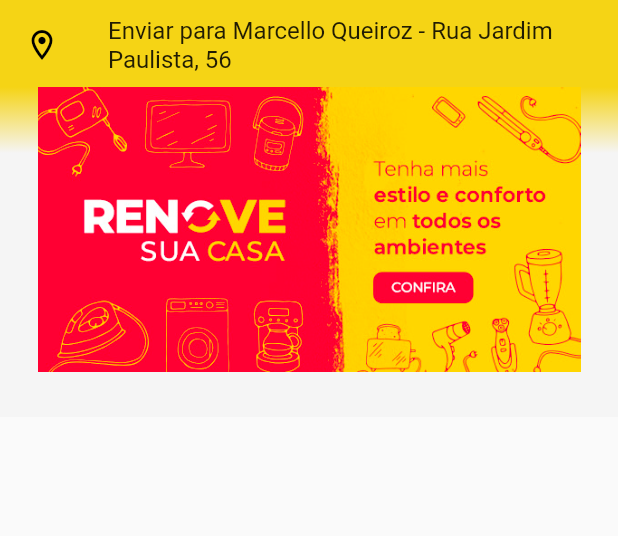
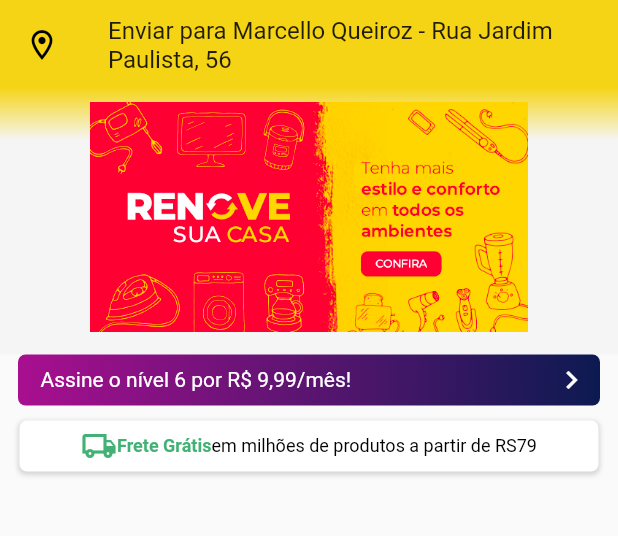
Before and after one commit to Izabelly-Vieira/MercadoAberto, a Flutter app: the screen it shows after launch, on a phone screen of 412 x 824 dp, the part 42-578 px from its top. Run offline on Flutter 3.47's test engine with Material 2 defaults, Android fonts, the phone set to English and light mode, and no system bars.

Commit message:
adicionei Row-Gradiente, Row-frete

```diff
--- /dev/null
+++ b/lib/campo_pesquisa.dart
@@ -0,0 +1,35 @@
+import 'package:flutter/material.dart';
+
+class Campo_pesquisa extends StatelessWidget {
+  const Campo_pesquisa({Key? key}) : super(key: key);
+
+  @override
+  Widget build(BuildContext context) {
+    return Container(
+      width: MediaQuery.of(context).size.width - (104),
+      child: const Padding(
+        padding: EdgeInsets.only(top: 3, bottom: 2),
+        child: TextField(
+          cursorColor: Colors.grey,
+          decoration: InputDecoration(
+            isDense: true,
+//icone
+            contentPadding: EdgeInsets.symmetric(horizontal: 10, vertical: 10),
+            prefixIcon: Icon(Icons.search, color: Colors.black),
+            fillColor: Colors.white,
+            filled: true,
+            focusedBorder: OutlineInputBorder(
+              borderRadius: BorderRadius.all(Radius.circular(50.0)),
+              borderSide: BorderSide(color: Color(0), width: 5.0),
+            ),
+            enabledBorder: OutlineInputBorder(
+              borderRadius: BorderRadius.all(Radius.circular(50.0)),
+              borderSide: BorderSide(color: Color(0), width: 5.0),
+            ),
+            hintText: 'Buscar no Mercado Aberto',
+          ),
+        ),
+      ),
+    );
+  }
+}
--- a/lib/main.dart
+++ b/lib/main.dart
@@ -1,4 +1,5 @@
 import 'package:flutter/material.dart';
+import 'campo_pesquisa.dart';
 
 void main() {
   runApp(const MyApp());
@@ -47,33 +48,7 @@
           //title: const Center(child: Text ('Mercado Aberto'),), --- //coloca titulo no centro (cria um center e uma child e dentro da child coloca-se o texto)
           actions: <Widget>[
             // joga tudo para o lado direito
-            Container(
-              width: MediaQuery.of(context).size.width - (104),
-              child: const Padding(
-                padding: EdgeInsets.only(top: 3, bottom: 2),
-                child: TextField(
-                  cursorColor: Colors.grey,
-                  decoration: InputDecoration(
-                    isDense: true,
-//icone
-                    contentPadding:
-                        EdgeInsets.symmetric(horizontal: 10, vertical: 10),
-                    prefixIcon: Icon(Icons.search, color: Colors.black),
-                    fillColor: Colors.white,
-                    filled: true,
-                    focusedBorder: OutlineInputBorder(
-                      borderRadius: BorderRadius.all(Radius.circular(50.0)),
-                      borderSide: BorderSide(color: Color(0), width: 5.0),
-                    ),
-                    enabledBorder: OutlineInputBorder(
-                      borderRadius: BorderRadius.all(Radius.circular(50.0)),
-                      borderSide: BorderSide(color: Color(0), width: 5.0),
-                    ),
-                    hintText: 'Buscar no Mercado Aberto',
-                  ),
-                ),
-              ),
-            ),
+            Campo_pesquisa(),
 
             const Padding(
               padding: EdgeInsets.fromLTRB(6, 0, 12, 0),
@@ -97,7 +72,7 @@
               const Color(0xfff5d415), //comando que muda a cor apenas da barra
         ),
         body: Column(
-          children: <Widget> [
+          children: <Widget>[
             Expanded(
               child: ListView(
                 children: [
@@ -111,31 +86,84 @@
                           Color(0xfff5d415),
                           Color(0xfff5f5f5),
                         ])),
-                padding: const EdgeInsets.fromLTRB(25, 0, 25, 30),
+                    padding: const EdgeInsets.fromLTRB(60, 10, 60, 15),
                     child: Image.asset("assets/anuncio.jpg"),
                   ),
-              // Container(
-              //   child: ElevatedButton(
-              //             style: ElevatedButton.styleFrom(
-              //                primary: Colors.black,
-              //                onSurface: Colors.black,
-              //                shadowColor: Colors.black,
-              //                //make color or elevated button transparent
-              //             ),
-
-              //             onPressed: (){
-              //                 print("You pressed Elevated Button");
-              //             },
-              //             child: Padding(
-              //               padding:EdgeInsets.fromLTRB(60, 18, 25, 0),
-              //               child:Text("Press This Button"),
-              //             ),
-              // ),)
+                  Padding(
+                    padding: const EdgeInsets.fromLTRB(12, 0, 12, 0),
+                    child: Container(
+                      padding: EdgeInsets.fromLTRB(15, 5, 7, 5),
+                      decoration: BoxDecoration(
+                          borderRadius: BorderRadius.circular(5),
+                          gradient: const LinearGradient(
+                              begin: Alignment.topLeft,
+                              end: FractionalOffset(1.0, 0.2),
+                              colors: <Color>[
+                                Color(0xfffa90f90),
+                                Color(0xfff0c1a51),
+                              ])),
+                      child: Row(
+                        mainAxisAlignment: MainAxisAlignment.spaceBetween,
+                        crossAxisAlignment: CrossAxisAlignment.center,
+                        children: [
+                          const Text(
+                            "Assine o nível 6 por R\$ 9,99/mês!",
+                            style: TextStyle(color: Colors.white),
+                          ),
+                          Icon(
+                            Icons.chevron_right,
+                            color: Colors.white,
+                          )
+                        ],
+                      ),
+                    ),
+                  ),
+                  Padding(
+                    padding: const EdgeInsets.fromLTRB(13, 10, 13, 0),
+                    child: Container(
+                      padding: const EdgeInsets.only(top: 5, bottom: 5),
+                      decoration: BoxDecoration(
+                        boxShadow: [
+                          BoxShadow(
+                            color: Colors.grey.withOpacity(0.4),
+                            spreadRadius: 0.5,
+                            blurRadius: 2,
+                            offset: const Offset(0, 1.5),
+                          )
+                        ],
+                        color: Colors.white,
+                        borderRadius: BorderRadius.circular(5),
+                      ),
+                      child: Row(
+                        mainAxisAlignment: MainAxisAlignment.center,
+                        children: const [
+                          Icon(
+                            Icons.local_shipping_outlined,
+                            color: Color(0xff43b176),
+                          ),
+                          Text(
+                            "Frete Grátis",
+                            style: TextStyle(
+                              color: Color(0xff43b176),
+                              fontWeight: FontWeight.bold,
+                              fontSize: 12,
+                            ),
+                          ),
+                          Text(
+                            "em milhões de produtos a partir de RS79",
+                            style: TextStyle(
+                              color: Colors.black,
+                              fontSize: 12,
+                            ),
+                          )
+                        ],
+                      ),
+                    ),
+                  )
                 ],
               ),
             )
           ],
-
         ));
   }
 }
```
Lines whose indentation alone changed are shown as unchanged.
